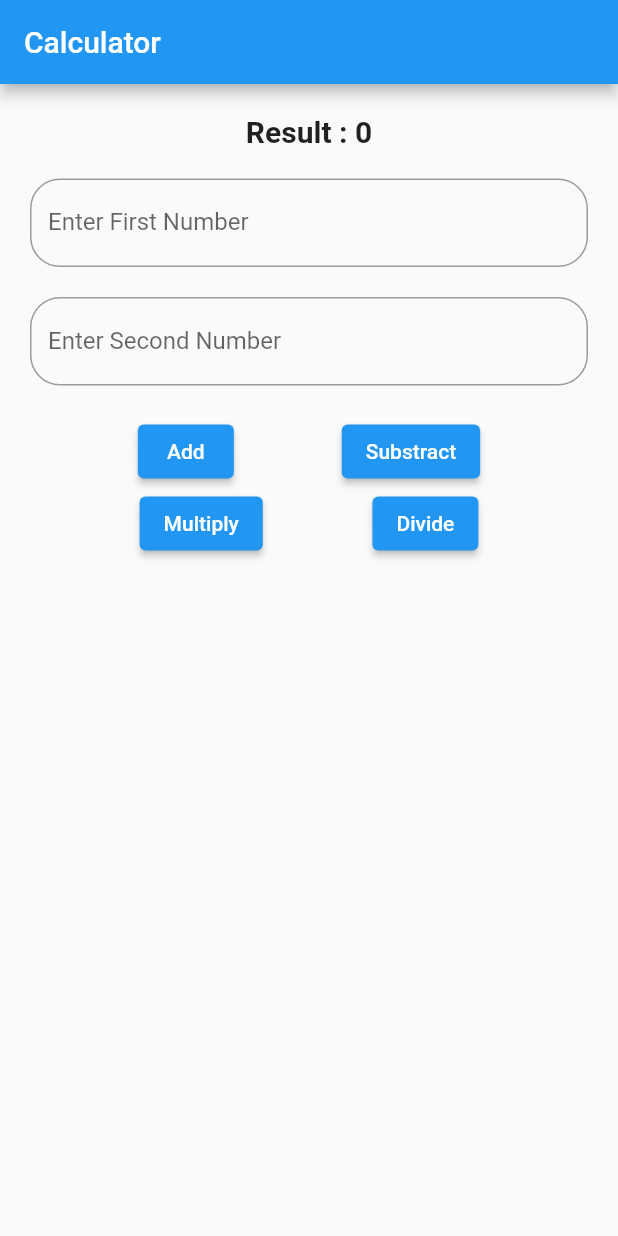
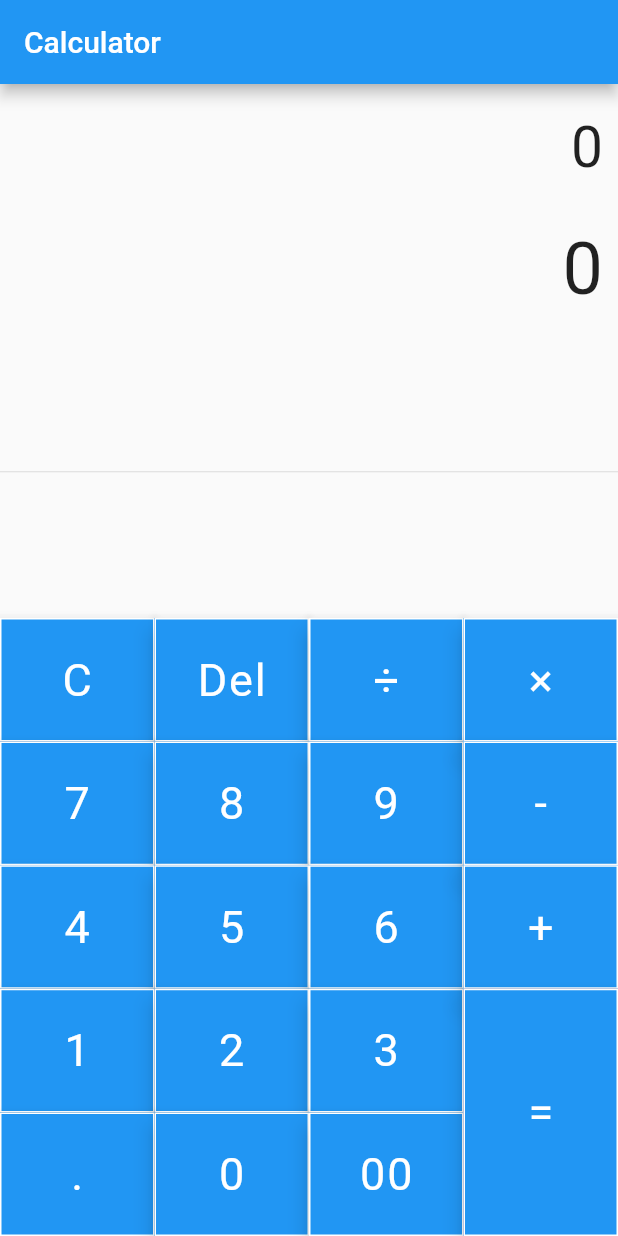
Before and after one commit to ramainun17/flutter-ainun-fundamental, a Flutter app: the screen it shows after launch, on a phone screen of 412 x 824 dp. Run offline on Flutter 3.47's test engine with Material 2 defaults, Android fonts, the phone set to English and light mode, and no system bars.

Commit message:
update ui

```diff
--- a/lib/main.dart
+++ b/lib/main.dart
@@ -15,60 +15,110 @@
 }
 
 class _MyAppState extends State<MyApp> {
-  TextEditingController controller1 = TextEditingController();
-  TextEditingController controller2 = TextEditingController();
-  @override
-  Widget build(BuildContext context) {
-    return Scaffold(
-      appBar: AppBar(
-        title: Text("Calculator"),
-      ),
-      body: Padding(
-        padding: const EdgeInsets.all(20.0),
-        child: Column(
-          children: [
-            Text("Result : 0",
-                style: TextStyle(fontSize: 20, fontWeight: FontWeight.bold)),
-            SizedBox(
-              height: 20,
-            ),
-            TextField(
-              controller: controller1,
-              decoration: InputDecoration(
-                  labelText: "Enter First Number",
-                  border: OutlineInputBorder(
-                      borderRadius: BorderRadius.circular(20))),
-            ),
-            SizedBox(
-              height: 20,
-            ),
-            TextField(
-              controller: controller2,
-              decoration: InputDecoration(
-                  labelText: "Enter Second Number",
-                  border: OutlineInputBorder(
-                      borderRadius: BorderRadius.circular(20))),
-            ),
-            SizedBox(
-              height: 20,
-            ),
-            Row(
-              mainAxisAlignment: MainAxisAlignment.spaceEvenly,
-              children: [
-                ElevatedButton(onPressed: () {}, child: Text("Add")),
-                ElevatedButton(onPressed: () {}, child: Text("Substract")),
-              ],
-            ),
-            Row(
-              mainAxisAlignment: MainAxisAlignment.spaceEvenly,
-              children: [
-                ElevatedButton(onPressed: () {}, child: Text("Multiply")),
-                ElevatedButton(onPressed: () {}, child: Text("Divide")),
-              ],
-            ),
-          ],
+  Widget buildButton(
+      String buttonText, double buttonHeight, Color buttonColor) {
+    return Container(
+      height: MediaQuery.of(context).size.height * 0.1 * buttonHeight,
+      color: buttonColor,
+      child: FloatingActionButton(
+        shape: RoundedRectangleBorder(
+          borderRadius: BorderRadius.circular(0.0),
+          side: BorderSide(
+              color: Colors.white, width: 1, style: BorderStyle.solid),
+        ),
+        // padding: EdgeInsets.all(16.0),
+        onPressed: null,
+        child: Text(
+          buttonText,
+          style: TextStyle(
+              fontSize: 30.0,
+              fontWeight: FontWeight.normal,
+              color: Colors.white),
         ),
       ),
     );
   }
+
+  @override
+  Widget build(BuildContext context) {
+    return Scaffold(
+        appBar: AppBar(title: Text("Calculator")),
+        body: Column(
+          children: [
+            Container(
+                alignment: Alignment.centerRight,
+                padding: EdgeInsets.fromLTRB(10, 20, 10, 10),
+                child: Text(
+                  "0",
+                  style: TextStyle(fontSize: 38.0),
+                )),
+            Container(
+                alignment: Alignment.centerRight,
+                padding: EdgeInsets.fromLTRB(10, 20, 10, 10),
+                child: Text(
+                  "0",
+                  style: TextStyle(fontSize: 48.0),
+                )),
+            Expanded(
+              child: Divider(),
+            ),
+            Row(
+              mainAxisAlignment: MainAxisAlignment.center,
+              children: [
+                Container(
+                  width: MediaQuery.of(context).size.width * 0.75,
+                  child: Table(
+                    children: [
+                      TableRow(children: [
+                        buildButton("C", 1, Colors.redAccent),
+                        buildButton("Del", 1, Colors.blue),
+                        buildButton("÷", 1, Colors.blue),
+                      ]),
+                      TableRow(children: [
+                        buildButton("7", 1, Colors.black54),
+                        buildButton("8", 1, Colors.black54),
+                        buildButton("9", 1, Colors.black54),
+                      ]),
+                      TableRow(children: [
+                        buildButton("4", 1, Colors.black54),
+                        buildButton("5", 1, Colors.black54),
+                        buildButton("6", 1, Colors.black54),
+                      ]),
+                      TableRow(children: [
+                        buildButton("1", 1, Colors.black54),
+                        buildButton("2", 1, Colors.black54),
+                        buildButton("3", 1, Colors.black54),
+                      ]),
+                      TableRow(children: [
+                        buildButton(".", 1, Colors.black54),
+                        buildButton("0", 1, Colors.black54),
+                        buildButton("00", 1, Colors.black54),
+                      ]),
+                    ],
+                  ),
+                ),
+                Container(
+                  width: MediaQuery.of(context).size.width * 0.25,
+                  child: Table(
+                    children: [
+                      TableRow(children: [
+                        buildButton("×", 1, Colors.blue),
+                      ]),
+                      TableRow(children: [
+                        buildButton("-", 1, Colors.blue),
+                      ]),
+                      TableRow(children: [
+                        buildButton("+", 1, Colors.blue),
+                      ]),
+                      TableRow(children: [
+                        buildButton("=", 2, Colors.redAccent),
+                      ]),
+                    ],
+                  ),
+                )
+              ],
+            ),
+          ],
+        ));
+  }
 }
```
